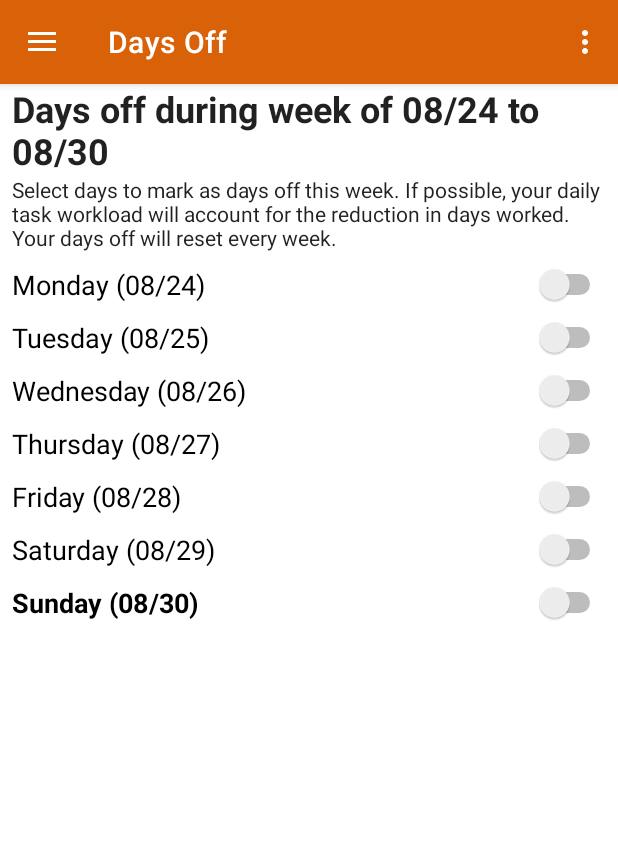
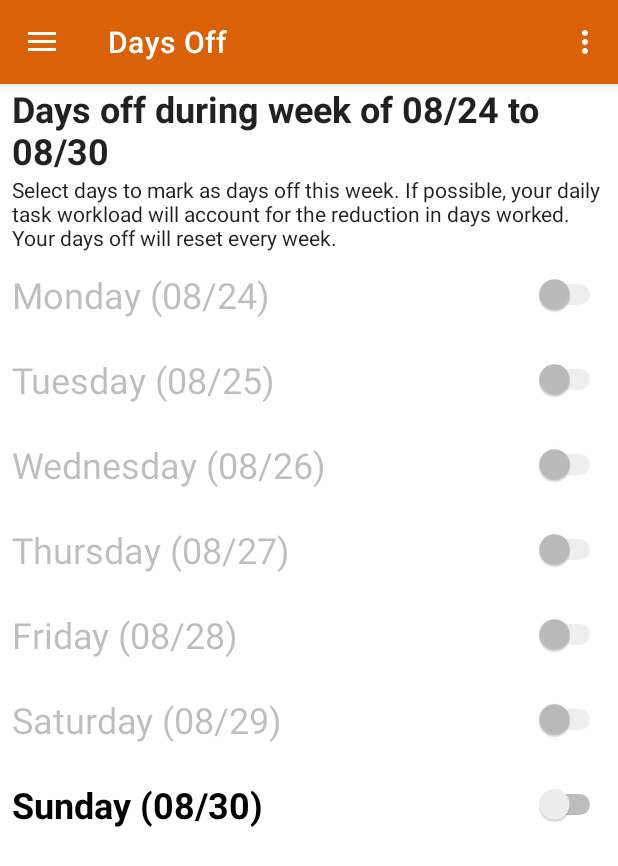
Before and after one commit to tazadejava/incremental, an Android app: the screen it shows after launch (MainActivity), in the side drawer, after a tap on "Days Off", on a phone screen of 412 x 824 dp. Shown: the top 866 px of the screen. Run offline under Robolectric (Android 15) with nearby library versions, the phone set to English and light mode, and no system bars; our stand-ins replace navigation-ui; libraries missing offline, so code that uses them is left out: com.github.mikephil.charting, net.lingala.zip4j; 52 statements that could not run were skipped.

```diff
--- a/app/src/main/java/me/tazadejava/incremental/logic/tasks/NonrepeatingTask.java
+++ b/app/src/main/java/me/tazadejava/incremental/logic/tasks/NonrepeatingTask.java
@@ -15,7 +15,7 @@ public class NonrepeatingTask extends TaskGenerator {
     private boolean hasTaskStarted;
 
     public NonrepeatingTask(TaskManager taskManager, LocalDate startDate, TimePeriod timePeriod, String taskName, LocalDateTime dueDateTime, Group taskGroup, int estimatedMinutesToCompletion) {
-        super(taskManager, startDate);
+        super(taskManager, startDate, timePeriod);
 
         hasTaskStarted = false;
         allTasks = new Task[] {new Task(this, taskName, dueDateTime, taskGroup, timePeriod, estimatedMinutesToCompletion)};
@@ -25,6 +25,8 @@ public class NonrepeatingTask extends TaskGenerator {
         NonrepeatingTask task = gson.fromJson(data.get("serialized"), NonrepeatingTask.class);
 
         task.taskManager = taskManager;
+        task.timePeriod = timePeriod;
+
         task.loadAllTasks(gson, timePeriod, data.getAsJsonArray("tasks"));
 
         return task;
@@ -49,7 +51,7 @@ public class NonrepeatingTask extends TaskGenerator {
 
         //purge the task from any list and re-add it to all lists
         hasTaskStarted = false;
-        taskManager.getCurrentTimePeriod().resetTask(allTasks[0], this);
+        timePeriod.resetTask(allTasks[0], this);
 
         //save changes
         saveTaskToFile();
--- a/app/src/main/java/me/tazadejava/incremental/logic/tasks/TaskGenerator.java
+++ b/app/src/main/java/me/tazadejava/incremental/logic/tasks/TaskGenerator.java
@@ -19,10 +19,12 @@ public abstract class TaskGenerator {
 
     protected transient TaskManager taskManager;
     protected transient Task[] allTasks;
+    protected transient TimePeriod timePeriod;
 
-    public TaskGenerator(TaskManager taskManager, LocalDate startDate) {
+    public TaskGenerator(TaskManager taskManager, LocalDate startDate, TimePeriod timePeriod) {
         this.taskManager = taskManager;
         this.startDate = startDate;
+        this.timePeriod = timePeriod;
 
         creationTime = LocalDateTime.now();
     }
--- a/app/src/main/java/me/tazadejava/incremental/ui/dashboard/MainDashboardAdapter.java
+++ b/app/src/main/java/me/tazadejava/incremental/ui/dashboard/MainDashboardAdapter.java
@@ -26,7 +26,7 @@ public class MainDashboardAdapter extends RecyclerView.Adapter<MainDashboardAdap
 
     public class ViewHolder extends RecyclerView.ViewHolder {
 
-        private TextView taskName, estimatedTime;
+        private TextView taskName, estimatedTime, tasksCount;
         private RecyclerView taskList;
 
         public ViewHolder(@NonNull View itemView) {
@@ -35,6 +35,7 @@ public class MainDashboardAdapter extends RecyclerView.Adapter<MainDashboardAdap
             taskList = itemView.findViewById(R.id.dashboard_tasks_list);
             taskName = itemView.findViewById(R.id.timePeriodName);
             estimatedTime = itemView.findViewById(R.id.dashoboard_estimated_time);
+            tasksCount = itemView.findViewById(R.id.dashboard_tasks_count);
         }
     }
 
@@ -76,27 +77,27 @@ public class MainDashboardAdapter extends RecyclerView.Adapter<MainDashboardAdap
 
         holder.taskName.setText(dayToTitleFormat(date));
 
+        refreshEstimatedTime(holder, dayTasks, date);
+    }
+
+    private void refreshEstimatedTime(ViewHolder holder, List<Task> dayTasks, LocalDate date) {
         if(dayTasks.isEmpty()) {
             if(timePeriod.getWorkPreferences().isBlackedOutDay(date)) {
                 holder.estimatedTime.setText("No tasks here; it's your day off!");
             } else {
                 holder.estimatedTime.setText("No tasks here!");
             }
+            holder.tasksCount.setText("");
         } else {
+            int tasksCount = timePeriod.getTasksByDay(date).size();
             holder.estimatedTime.setText("est. " + Utils.formatHourMinuteTime(timePeriod.getEstimatedMinutesOfWorkForDate(date)) + " of work remaining");
+            holder.tasksCount.setText(tasksCount + " task" + (tasksCount == 1 ? "" : "s"));
         }
     }
 
     private void refreshEstimatedTime(TaskAdapter adapter) {
-        ViewHolder holder = taskAdapters.get(adapter);
-
         List<Task> dayTasks = adapter.getUpdatedTasks();
-
-        if(dayTasks.isEmpty()) {
-            holder.estimatedTime.setText("No tasks here; it's your day off!");
-        } else {
-            holder.estimatedTime.setText("est. " + Utils.formatHourMinuteTime(timePeriod.getEstimatedMinutesOfWorkForDate(adapter.getDate())) + " of work remaining");
-        }
+        refreshEstimatedTime(taskAdapters.get(adapter), dayTasks, adapter.getDate());
     }
 
     private String dayToTitleFormat(LocalDate date) {
--- a/app/src/main/java/me/tazadejava/incremental/ui/daysoff/DaysOffFragment.java
+++ b/app/src/main/java/me/tazadejava/incremental/ui/daysoff/DaysOffFragment.java
@@ -62,6 +62,9 @@ public class DaysOffFragment extends Fragment implements BackPressedInterface {
 
             if(monday.plusDays(i).equals(LocalDate.now())) {
                 daysOff[i].setTypeface(daysOff[i].getTypeface(), Typeface.BOLD);
+            } else if (monday.plusDays(i).isBefore(LocalDate.now())) {
+                daysOff[i].setTypeface(daysOff[i].getTypeface());
+                daysOff[i].setEnabled(false);
             } else {
                 daysOff[i].setTypeface(daysOff[i].getTypeface());
             }
--- a/app/src/main/java/me/tazadejava/incremental/ui/main/IncrementalApplication.java
+++ b/app/src/main/java/me/tazadejava/incremental/ui/main/IncrementalApplication.java
@@ -107,11 +107,13 @@ public class IncrementalApplication extends android.app.Application implements L
         //notifications
 
         if(prefs.getAll().containsKey("persistentNotification") && ((Boolean) prefs.getAll().get("persistentNotification"))) {
+            NotificationWorker.annotateLogDoc(getApplicationContext(), "The persistent notification is on, and the request has been done.");
             PeriodicWorkRequest request = new PeriodicWorkRequest.Builder(NotificationWorker.class, 1, TimeUnit.HOURS)
                     .setBackoffCriteria(BackoffPolicy.LINEAR, 1, TimeUnit.MINUTES)
                     .build();
             WorkManager.getInstance(getApplicationContext()).enqueueUniquePeriodicWork(NOTIFICATION_MAIN_CHANNEL, ExistingPeriodicWorkPolicy.KEEP, request);
         } else {
+            NotificationWorker.annotateLogDoc(getApplicationContext(), "The persistent notification is off, so the request has been canceled.");
             WorkManager.getInstance(getApplicationContext()).cancelUniqueWork(NOTIFICATION_MAIN_CHANNEL);
         }
 
--- a/app/src/main/res/layout/fragment_days_off.xml
+++ b/app/src/main/res/layout/fragment_days_off.xml
@@ -39,10 +39,11 @@
         android:layout_width="0dp"
         android:layout_height="wrap_content"
         android:layout_marginStart="8dp"
-        android:layout_marginTop="8dp"
         android:layout_marginEnd="8dp"
+        android:paddingTop="12dp"
+        android:paddingBottom="12dp"
         android:text="Monday"
-        android:textSize="18sp"
+        android:textSize="24sp"
         app:layout_constraintEnd_toEndOf="parent"
         app:layout_constraintStart_toStartOf="parent"
         app:layout_constraintTop_toBottomOf="@+id/textView7" />
@@ -52,10 +53,11 @@
         android:layout_width="0dp"
         android:layout_height="wrap_content"
         android:layout_marginStart="8dp"
-        android:layout_marginTop="8dp"
         android:layout_marginEnd="8dp"
+        android:paddingTop="12dp"
+        android:paddingBottom="12dp"
         android:text="Tuesday"
-        android:textSize="18sp"
+        android:textSize="24sp"
         app:layout_constraintEnd_toEndOf="parent"
         app:layout_constraintStart_toStartOf="parent"
         app:layout_constraintTop_toBottomOf="@+id/takeMondayOff" />
@@ -65,10 +67,11 @@
         android:layout_width="0dp"
         android:layout_height="wrap_content"
         android:layout_marginStart="8dp"
-        android:layout_marginTop="8dp"
         android:layout_marginEnd="8dp"
+        android:paddingTop="12dp"
+        android:paddingBottom="12dp"
         android:text="Wednesday"
-        android:textSize="18sp"
+        android:textSize="24sp"
         app:layout_constraintEnd_toEndOf="parent"
         app:layout_constraintStart_toStartOf="parent"
         app:layout_constraintTop_toBottomOf="@+id/takeTuesdayOff" />
@@ -78,10 +81,11 @@
         android:layout_width="0dp"
         android:layout_height="wrap_content"
         android:layout_marginStart="8dp"
-        android:layout_marginTop="8dp"
         android:layout_marginEnd="8dp"
+        android:paddingTop="12dp"
+        android:paddingBottom="12dp"
         android:text="Thursday"
-        android:textSize="18sp"
+        android:textSize="24sp"
         app:layout_constraintEnd_toEndOf="parent"
         app:layout_constraintStart_toStartOf="parent"
         app:layout_constraintTop_toBottomOf="@+id/takeWednesdayOff" />
@@ -91,10 +95,11 @@
         android:layout_width="0dp"
         android:layout_height="wrap_content"
         android:layout_marginStart="8dp"
-        android:layout_marginTop="8dp"
         android:layout_marginEnd="8dp"
+        android:paddingTop="12dp"
+        android:paddingBottom="12dp"
         android:text="Friday"
-        android:textSize="18sp"
+        android:textSize="24sp"
         app:layout_constraintEnd_toEndOf="parent"
         app:layout_constraintStart_toStartOf="parent"
         app:layout_constraintTop_toBottomOf="@+id/takeThursdayOff" />
@@ -104,10 +109,11 @@
         android:layout_width="0dp"
         android:layout_height="wrap_content"
         android:layout_marginStart="8dp"
-        android:layout_marginTop="8dp"
         android:layout_marginEnd="8dp"
+        android:paddingTop="12dp"
+        android:paddingBottom="12dp"
         android:text="Saturday"
-        android:textSize="18sp"
+        android:textSize="24sp"
         app:layout_constraintEnd_toEndOf="parent"
         app:layout_constraintStart_toStartOf="parent"
         app:layout_constraintTop_toBottomOf="@+id/takeFridayOff" />
@@ -117,10 +123,11 @@
         android:layout_width="0dp"
         android:layout_height="wrap_content"
         android:layout_marginStart="8dp"
-        android:layout_marginTop="8dp"
         android:layout_marginEnd="8dp"
+        android:paddingTop="12dp"
+        android:paddingBottom="12dp"
         android:text="Sunday"
-        android:textSize="18sp"
+        android:textSize="24sp"
         app:layout_constraintEnd_toEndOf="parent"
         app:layout_constraintStart_toStartOf="parent"
         app:layout_constraintTop_toBottomOf="@+id/takeSaturdayOff" />
```
Also changed, not shown: app/src/main/java/me/tazadejava/incremental/logic/taskmodifiers/TimePeriod.java (+14 -20 lines), app/src/main/java/me/tazadejava/incremental/logic/tasks/RepeatingTask.java (+4 -5 lines), app/src/main/java/me/tazadejava/incremental/ui/dashboard/TaskAdapter.java (+20 -5 lines), app/src/main/java/me/tazadejava/incremental/ui/reminder/NotificationWorker.java (+6 -2 lines), app/src/main/res/layout/item_dashboard.xml (+9 -0 lines).
